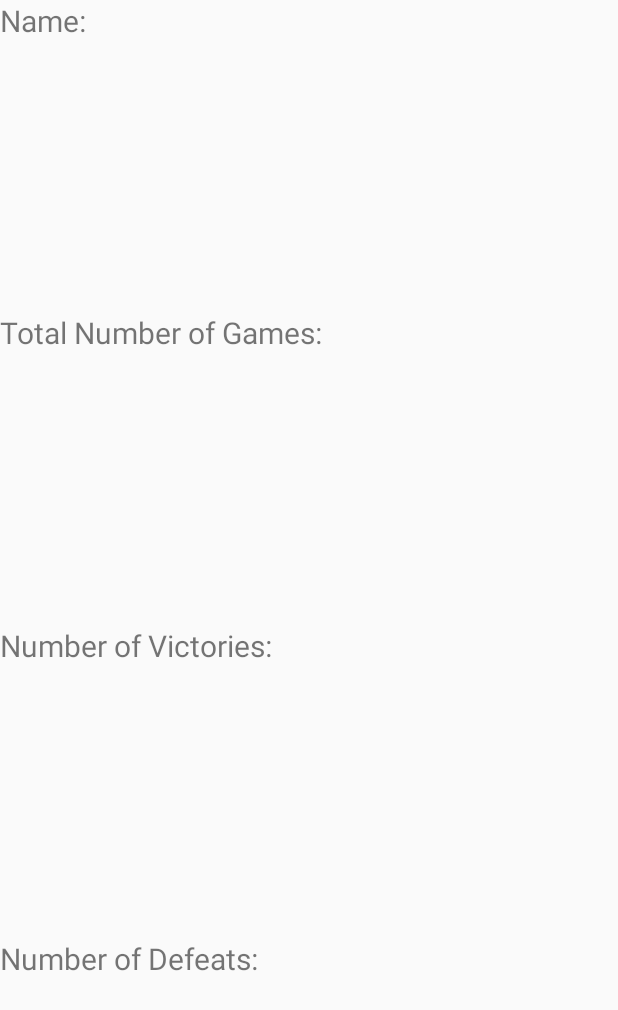
After one commit to TomerReiner/TicTacToe, an Android app: the layout custom_champions_table_list_view.xml on its own in the app's theme, with its tools: preview values and no code run, on a phone screen of 412 x 824 dp. The commit adds this screen. Shown: the top 1010 px of the screen. Run offline under Robolectric (Android 15) with nearby library versions, the phone set to English and light mode, and no system bars.

Commit message:
Beta version of Tic Tac Toe game

```diff
--- a/app/src/main/AndroidManifest.xml
+++ b/app/src/main/AndroidManifest.xml
@@ -9,7 +9,8 @@
         android:roundIcon="@mipmap/ic_launcher_round"
         android:supportsRtl="true"
         android:theme="@style/Theme.TicTacToe">
-        <activity android:name=".GameOverActivity"></activity>
+        <activity android:name=".ChampionsTableActivity"></activity>
+        <activity android:name=".GameOverActivity" />
         <activity android:name=".PlayerVsComputerActivity" />
         <activity android:name=".PlayerVsPlayerActivity" />
         <activity android:name=".MainActivity">
--- a/app/src/main/java/com/example/tictactoe/MainActivity.java
+++ b/app/src/main/java/com/example/tictactoe/MainActivity.java
@@ -1,7 +1,6 @@
 package com.example.tictactoe;
 
 import androidx.annotation.NonNull;
-import androidx.annotation.Nullable;
 import androidx.appcompat.app.AppCompatActivity;
 
 import android.app.Dialog;
@@ -40,7 +39,7 @@ public class MainActivity extends AppCompatActivity {
 
     @Override
     public boolean onCreateOptionsMenu(Menu menu) {
-        getMenuInflater().inflate(R.menu.logout_menu, menu);
+        getMenuInflater().inflate(R.menu.main_menu, menu);
         return true;
     }
 
@@ -49,6 +48,9 @@ public class MainActivity extends AppCompatActivity {
         if (item.getItemId() == R.id.itemLogOut) {
             //TODO-Log Out
         }
+        else if (item.getItemId() == R.id.itemChampionTable) {
+            // TODO-move to champions table
+        } // We don't implement what happens when clicking on home icon because we are at home screen.
         return true;
     }
 
--- a/app/src/main/java/com/example/tictactoe/User.java
+++ b/app/src/main/java/com/example/tictactoe/User.java
@@ -20,7 +20,7 @@ public class User implements Serializable {
     private int numOfMediumModeGames; // Total number of medium mode games player vs computer mode.
     private int numOfHardModeGames; // Total number of hard mode games player vs computer mode.
 
-
+    // TODO-user data class
     public User(String userName, String password, int numOfPlayerVsPlayerGames, int numOfPlayerVsComputerGames, int numOfVictories, int nunOfDefeats, int numOfTies, int numOfEasyModeGame, int numOfMediumModeGames, int numOfHardModeGames) {
         this.userName = userName;
         this.password = password;
--- /dev/null
+++ b/app/src/main/res/layout/custom_champions_table_list_view.xml
@@ -0,0 +1,47 @@
+<?xml version="1.0" encoding="utf-8"?>
+<LinearLayout xmlns:android="http://schemas.android.com/apk/res/android"
+    android:layout_width="match_parent"
+    android:layout_height="match_parent"
+    android:orientation="vertical">
+
+
+    <TextView
+        android:id="@+id/tvName"
+        android:layout_width="match_parent"
+        android:layout_height="wrap_content"
+        android:layout_weight="1"
+        android:text="Name:"
+        android:textAllCaps="false"
+        android:textSize="20sp" />
+
+    <TextView
+        android:id="@+id/tvNumOfGames"
+        android:layout_width="match_parent"
+        android:layout_height="wrap_content"
+        android:layout_marginTop="10dp"
+        android:layout_weight="1"
+        android:text="Total Number of Games:"
+        android:textAllCaps="false"
+        android:textSize="20sp" />
+
+    <TextView
+        android:id="@+id/tvNumOfWins"
+        android:layout_width="match_parent"
+        android:layout_height="wrap_content"
+        android:layout_marginTop="10dp"
+        android:layout_weight="1"
+        android:text="Number of Victories:"
+        android:textAllCaps="false"
+        android:textSize="20sp" />
+
+    <TextView
+        android:id="@+id/tvNumOfDefeats"
+        android:layout_width="match_parent"
+        android:layout_height="wrap_content"
+        android:layout_marginTop="10dp"
+        android:layout_weight="1"
+        android:text="Number of Defeats:"
+        android:textAllCaps="false"
+        android:textSize="20sp" />
+<!--        TODO-complete list view and adapter and model-->
+</LinearLayout>
```
Also changed, not shown: app/src/main/java/com/example/tictactoe/ChampionsTableActivity.java (added, +14 -0 lines), app/src/main/res/drawable/ic_champions_table.xml (added, +10 -0 lines), app/src/main/res/drawable/ic_home.xml (added, +10 -0 lines), app/src/main/res/layout/activity_champions_table.xml (added, +26 -0 lines), app/src/main/res/menu/main_menu.xml (renamed from app/src/main/res/menu/logout_menu.xml, +11 -0 lines).
